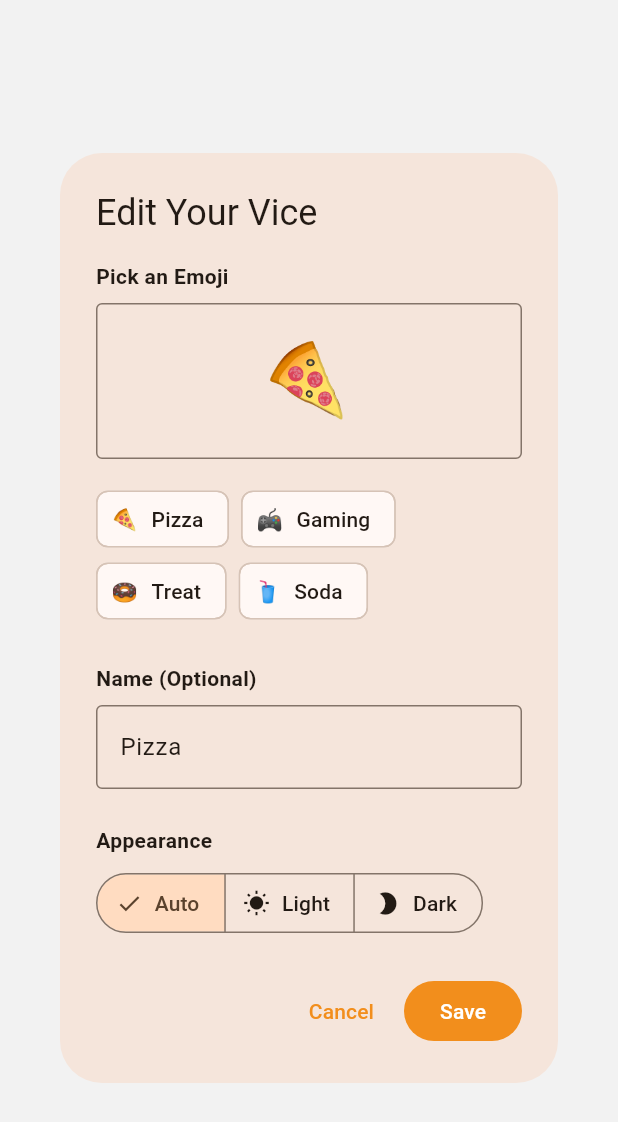
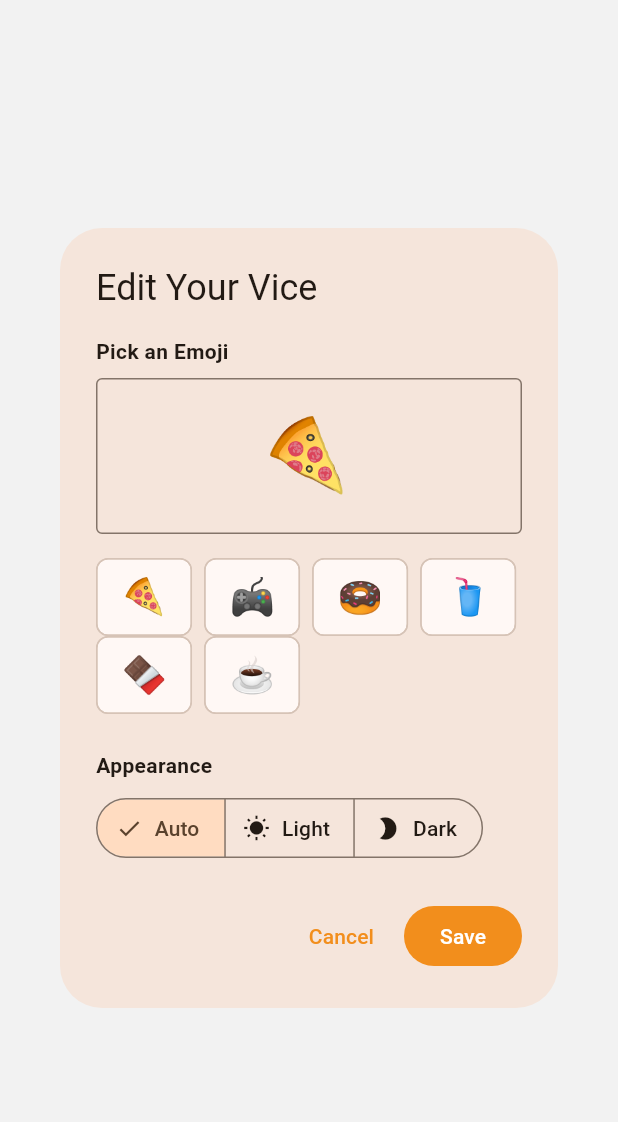
Before and after one commit to jemmy8oy-northstar/earnyourbeers, a Flutter app: the ViceSettingsDialog widget shown alone on an empty page, opened directly, on a phone screen of 412 x 824 dp. Shown: the top 1122 px of the screen. Run offline on Flutter 3.47's test engine with Material 3 defaults, Android fonts, the phone set to English and light mode, and no system bars; our stand-ins replace drift; accounts and stored records are empty; generated files the repository leaves out were written again; statements that could not run were skipped.

Commit message:
Removed name option

```diff
--- a/lib/core/logic/app_state.dart
+++ b/lib/core/logic/app_state.dart
@@ -107,11 +107,9 @@ class AppState extends ChangeNotifier {
     notifyListeners();
   }
 
-  Future<void> updateVice(String name, String emoji) async {
-    _viceName = name;
+  Future<void> updateVice(String emoji) async {
     _viceEmoji = emoji;
     notifyListeners();
-    await _database.saveSetting('vice_name', name);
     await _database.saveSetting('vice_emoji', emoji);
   }
 
--- a/lib/ui/dialogs/vice_settings_dialog.dart
+++ b/lib/ui/dialogs/vice_settings_dialog.dart
@@ -12,7 +12,6 @@ class ViceSettingsDialog extends StatefulWidget {
 
 class _ViceSettingsDialogState extends State<ViceSettingsDialog> {
   late TextEditingController _emojiController;
-  late TextEditingController _nameController;
   late ThemeMode _selectedTheme;
 
   @override
@@ -20,26 +19,20 @@ class _ViceSettingsDialogState extends State<ViceSettingsDialog> {
     super.initState();
     final state = context.read<AppState>();
     _emojiController = TextEditingController(text: state.viceEmoji);
-    _nameController = TextEditingController(text: state.viceName);
     _selectedTheme = state.themeMode;
   }
 
   @override
   void dispose() {
     _emojiController.dispose();
-    _nameController.dispose();
     super.dispose();
   }
 
   void _save() {
     final state = context.read<AppState>();
     final emoji = _emojiController.text.trim();
-    final name = _nameController.text.trim();
     // Default to Pizza if empty
-    state.updateVice(
-      name.isEmpty ? 'Pizza' : name,
-      emoji.isEmpty ? '🍕' : emoji,
-    );
+    state.updateVice(emoji.isEmpty ? '🍕' : emoji);
     state.updateTheme(_selectedTheme);
     Navigator.of(context).pop();
   }
@@ -65,7 +58,7 @@ class _ViceSettingsDialogState extends State<ViceSettingsDialog> {
               style: const TextStyle(fontSize: 48),
               maxLength: 2, // Emojis can be 2 chars (surrogate pairs)
               inputFormatters: [
-                // Filter out standard keyboard characters (ASCII + common punctuation)
+                // Filter out standard keyboard characters (ASCII)
                 FilteringTextInputFormatter.deny(RegExp(r'[\x00-\x7F]')),
               ],
               decoration: const InputDecoration(
@@ -80,42 +73,13 @@ class _ViceSettingsDialogState extends State<ViceSettingsDialog> {
             Wrap(
               spacing: 8,
               children: [
-                _QuickPick(
-                  emoji: '🍕',
-                  name: 'Pizza',
-                  onTap: () => _updateVice('🍕', 'Pizza'),
-                ),
-                _QuickPick(
-                  emoji: '🎮',
-                  name: 'Gaming',
-                  onTap: () => _updateVice('🎮', 'Gaming'),
-                ),
-                _QuickPick(
-                  emoji: '🍩',
-                  name: 'Treat',
-                  onTap: () => _updateVice('🍩', 'Treat'),
-                ),
-                _QuickPick(
-                  emoji: '🥤',
-                  name: 'Soda',
-                  onTap: () => _updateVice('🥤', 'Soda'),
-                ),
+                _QuickPick(emoji: '🍕', onTap: () => _setEmoji('🍕')),
+                _QuickPick(emoji: '🎮', onTap: () => _setEmoji('🎮')),
+                _QuickPick(emoji: '🍩', onTap: () => _setEmoji('🍩')),
+                _QuickPick(emoji: '🥤', onTap: () => _setEmoji('🥤')),
+                _QuickPick(emoji: '🍫', onTap: () => _setEmoji('🍫')),
+                _QuickPick(emoji: '☕', onTap: () => _setEmoji('☕')),
               ],
-            ),
-            const SizedBox(height: 24),
-
-            // Name Input (Optional)
-            const Text(
-              'Name (Optional)',
-              style: TextStyle(fontWeight: FontWeight.bold),
-            ),
-            const SizedBox(height: 8),
-            TextField(
-              controller: _nameController,
-              decoration: const InputDecoration(
-                border: OutlineInputBorder(),
-                hintText: 'e.g. Pizza',
-              ),
             ),
             const SizedBox(height: 24),
 
@@ -163,27 +127,24 @@ class _ViceSettingsDialogState extends State<ViceSettingsDialog> {
     );
   }
 
-  void _updateVice(String emoji, String name) {
+  void _setEmoji(String emoji) {
     setState(() {
       _emojiController.text = emoji;
-      _nameController.text = name;
     });
   }
 }
 
 class _QuickPick extends StatelessWidget {
   final String emoji;
-  final String name;
   final VoidCallback onTap;
 
-  const _QuickPick({
-    required this.emoji,
-    required this.name,
-    required this.onTap,
-  });
+  const _QuickPick({required this.emoji, required this.onTap});
 
   @override
   Widget build(BuildContext context) {
-    return ActionChip(avatar: Text(emoji), label: Text(name), onPressed: onTap);
+    return ActionChip(
+      label: Text(emoji, style: const TextStyle(fontSize: 24)),
+      onPressed: onTap,
+    );
   }
 }
```
Also changed, not shown: 1 other file.
